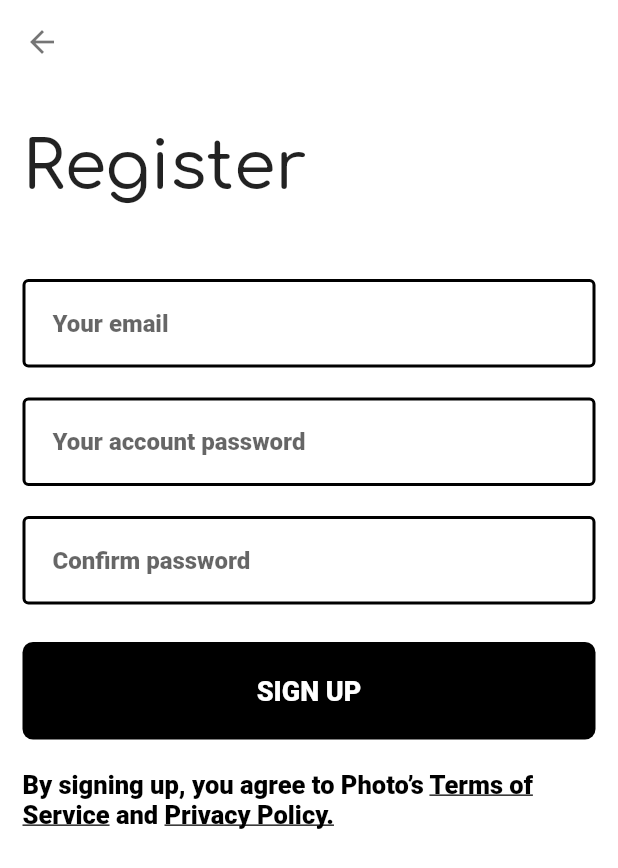
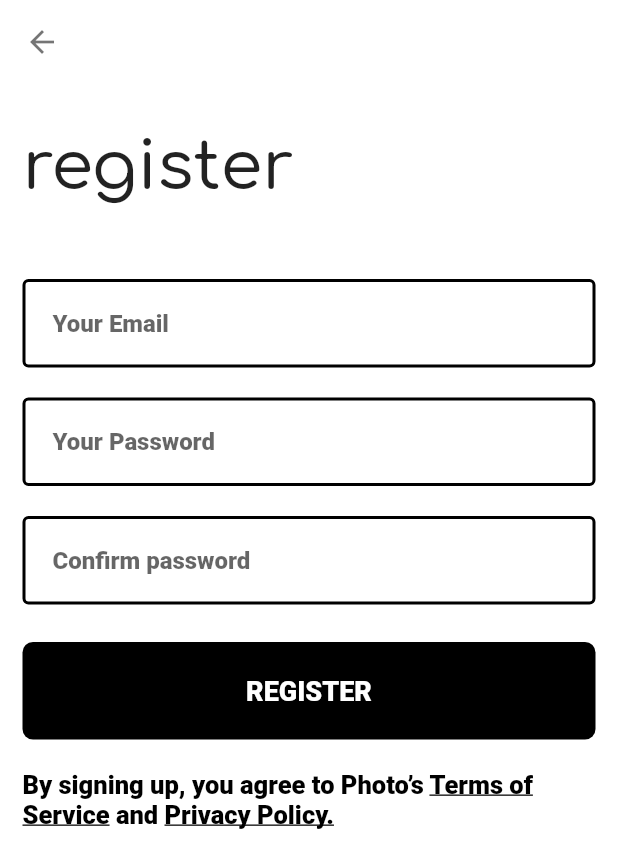
Before and after one commit to AnPhamThien/meCar, a Flutter app: the RootScreen screen opened directly, item 5 of the bottom bar chosen, after a tap on "Log out", after a tap on "REGISTER", on a phone screen of 412 x 824 dp. Shown: the top 868 px of the screen. Run offline on Flutter 3.47's test engine with Material 2 defaults, Android fonts, the light colour scheme and no system bars; our stand-ins replace bloc, equatable, flutter_bloc, flutter_svg; generated files the repository leaves out were written again.

Commit message:
add localization

```diff
--- /dev/null
+++ b/l10n.yaml
@@ -0,0 +1,3 @@
+arb-dir: lib/l10n
+template-arb-file: app_en.arb
+output-localization-file: app_localizations.dart
--- a/lib/controller/login/login_bloc.dart
+++ b/lib/controller/login/login_bloc.dart
@@ -35,8 +35,8 @@ class LoginBloc extends Bloc<LoginEvent, LoginState> {
       } else {
         emit(
           state.copyWith(
-              status: LoginStatus.failed,
-              errorMessage: "Wrong username or password"),
+            status: LoginStatus.failed,
+          ),
         );
       }
     } catch (e) {
--- /dev/null
+++ b/lib/l10n/l10n.dart
@@ -0,0 +1,11 @@
+
+
+import 'package:flutter/material.dart';
+
+class L10n {
+  static final all = [
+    const Locale('en'),
+    const Locale('vi')
+  ];
+
+}
--- a/lib/presentation/discover.dart
+++ b/lib/presentation/discover.dart
@@ -4,6 +4,7 @@ import 'package:flutter_staggered_grid_view/flutter_staggered_grid_view.dart';
 import 'package:mecarassignment/controller/discover/discover_bloc.dart';
 import 'package:mecarassignment/model/post.dart';
 import 'package:mecarassignment/presentation/global_widgets/widgets.dart';
+import 'package:flutter_gen/gen_l10n/app_localizations.dart';
 
 class DiscoverScreen extends StatefulWidget {
   const DiscoverScreen({Key? key}) : super(key: key);
@@ -33,21 +34,49 @@ class _DiscoverScreenState extends State<DiscoverScreen> {
                             height: 50,
                           ),
                         ),
-                        const SliverToBoxAdapter(
-                          child: HeadLine(label: 'Discover'),
+                        SliverToBoxAdapter(
+                          child: HeadLine(
+                              label: AppLocalizations.of(context)!.discover),
                         ),
+                        getTodayPost(context, state),
                         SliverToBoxAdapter(
+                          child: getContentHeadline(
+                              AppLocalizations.of(context)!.all.toUpperCase()),
+                        ),
+                        getPostList(state),
+                        getSeeMoreBtn(context),
+                      ],
+                    ),
+                  ),
+                ),
+              );
+            case DiscoverStatus.failure:
+              return Center(
+                child: Text(AppLocalizations.of(context)!.stwr),
+              );
+            default:
+              return const Center(
+                child: CircularProgressIndicator(),
+              );
+          }
+        },
+      ),
+    );
+  }
+
+  SliverToBoxAdapter getTodayPost(BuildContext context, DiscoverState state) {
+    return SliverToBoxAdapter(
       child: Column(
         crossAxisAlignment: CrossAxisAlignment.start,
         children: [
-                              getContentHeadline("WHAT'S NEW TODAY"),
+          getContentHeadline(
+              AppLocalizations.of(context)!.todaypost.toUpperCase()),
           AspectRatio(
             aspectRatio: 1,
             child: Container(
               decoration: const BoxDecoration(
                 image: DecorationImage(
-                                      image: AssetImage(
-                                          "assets/images/discover.jpg"),
+                  image: AssetImage("assets/images/discover.jpg"),
                   fit: BoxFit.cover,
                 ),
               ),
@@ -60,16 +89,16 @@ class _DiscoverScreenState extends State<DiscoverScreen> {
           ),
           const SizedBox(
             height: 50,
-                              )
+          ),
+          getContentHeadline(AppLocalizations.of(context)!.all.toUpperCase()),
         ],
       ),
-                        ),
-                        SliverToBoxAdapter(
-                          child: getContentHeadline("BROWSE ALL"),
-                        ),
-                        SliverMasonryGrid(
-                          delegate: SliverChildBuilderDelegate(
-                              (BuildContext context, int index) {
+    );
+  }
+
+  SliverMasonryGrid getPostList(DiscoverState state) {
+    return SliverMasonryGrid(
+      delegate: SliverChildBuilderDelegate((BuildContext context, int index) {
         final Post item = state.postList[index];
         return Image.asset(
           item.postImage,
@@ -77,11 +106,13 @@ class _DiscoverScreenState extends State<DiscoverScreen> {
       }, childCount: state.postList.length),
       crossAxisSpacing: 10,
       mainAxisSpacing: 10,
-                          gridDelegate:
-                              const SliverSimpleGridDelegateWithFixedCrossAxisCount(
+      gridDelegate: const SliverSimpleGridDelegateWithFixedCrossAxisCount(
           crossAxisCount: 2),
-                        ),
-                        SliverToBoxAdapter(
+    );
+  }
+
+  SliverToBoxAdapter getSeeMoreBtn(BuildContext context) {
+    return SliverToBoxAdapter(
       child: Padding(
         padding: const EdgeInsets.symmetric(vertical: 25.0),
         child: TextButton(
@@ -89,37 +120,17 @@ class _DiscoverScreenState extends State<DiscoverScreen> {
             //TODO fetchmore
           },
           style: TextButton.styleFrom(
-                                  fixedSize: Size(
-                                      MediaQuery.of(context).size.width * .100,
-                                      60),
+              fixedSize: Size(MediaQuery.of(context).size.width * .100, 60),
               shape: RoundedRectangleBorder(
                   borderRadius: BorderRadius.circular(10),
                   side: const BorderSide(width: 3)),
               backgroundColor: Colors.white,
               alignment: Alignment.center,
               primary: Colors.black,
-                                  textStyle: const TextStyle(
-                                      fontWeight: FontWeight.w900,
-                                      fontSize: 16)),
-                              child: const Text("SEE MORE"),
+              textStyle:
+                  const TextStyle(fontWeight: FontWeight.w900, fontSize: 16)),
+          child: Text(AppLocalizations.of(context)!.more.toUpperCase()),
         ),
-                          ),
-                        ),
-                      ],
-                    ),
-                  ),
-                ),
-              );
-            case DiscoverStatus.failure:
-              return const Center(
-                child: Text("Load failed"),
-              );
-            default:
-              return const Center(
-                child: CircularProgressIndicator(),
-              );
-          }
-        },
       ),
     );
   }
--- a/lib/presentation/register.dart
+++ b/lib/presentation/register.dart
@@ -5,6 +5,7 @@ import 'package:mecarassignment/model/user.dart';
 import 'package:mecarassignment/presentation/splash.dart';
 import 'package:mecarassignment/utils/validation.dart';
 
+import 'package:flutter_gen/gen_l10n/app_localizations.dart';
 import 'global_widgets/widgets.dart';
 
 class RegisterScreen extends StatefulWidget {
@@ -42,16 +43,18 @@ class _RegisterScreenState extends State<RegisterScreen> {
                   _isRegister == true;
                 }
                 if (status == RegisterStatus.failed) {
-                  _getDialog("ERROR!", state.errorMessage, () {
+                  _getDialog(null, AppLocalizations.of(context)!.exist, () {
                     Navigator.pop(context);
                     context.read<RegisterBloc>().add(RegisterErrorPressed());
                   });
                 }
                 if (status == RegisterStatus.success) {
-                  _getDialog("CONGRATS!", "Account Registered", () {
+                  _getDialog(AppLocalizations.of(context)!.grat,
+                      AppLocalizations.of(context)!.regissuccess, () {
                     Navigator.pop(context);
                     Navigator.of(context).pushReplacement(MaterialPageRoute(
-                        builder: (BuildContext context) => SplashScreen()));
+                        builder: (BuildContext context) =>
+                            const SplashScreen()));
                   });
                 }
               },
@@ -60,88 +63,84 @@ class _RegisterScreenState extends State<RegisterScreen> {
                   return Padding(
                     padding: const EdgeInsets.symmetric(
                         horizontal: 15.0, vertical: 30),
-                    child: Form(
-                      key: _formKey,
-                      child: Column(
-                        crossAxisAlignment: CrossAxisAlignment.start,
-                        children: [
-                          const HeadLine(label: "Register"),
-                          GetUserInput(
-                            controller: _emailController,
-                            hint: 'Your email',
-                            isPassword: false,
-                            validator: Validation.emailValidation,
-                          ),
-                          GetUserInput(
-                            controller: _passwordController,
-                            hint: 'Your account password',
-                            isPassword: true,
-                            validator: Validation.loginValidation,
-                          ),
-                          GetUserInput(
-                            hint: 'Confirm password',
-                            isPassword: true,
-                            validator: (value) =>
-                                value == _passwordController.text
-                                    ? null
-                                    : "Passwords do not match",
-                          ),
-                          const SizedBox(height: 15),
-                          TextButton(
-                            onPressed: () {
-                              if (_formKey.currentState!.validate()) {
-                                context.read<RegisterBloc>().add(
-                                    RegisterSubmmited(_emailController.text,
-                                        _passwordController.text));
-                              }
-                            },
-                            style: TextButton.styleFrom(
-                                fixedSize: Size(
-                                    MediaQuery.of(context).size.width * .94,
-                                    65),
-                                shape: RoundedRectangleBorder(
-                                    borderRadius: BorderRadius.circular(7)),
-                                backgroundColor: Colors.black,
-                                alignment: Alignment.center,
-                                primary: Colors.white,
-                                textStyle: const TextStyle(
-                                    fontWeight: FontWeight.w900, fontSize: 18)),
-                            child: const Text("SIGN UP"),
-                          ),
-                          Padding(
-                            padding: const EdgeInsets.symmetric(vertical: 20),
-                            child: RichText(
-                              text: const TextSpan(
-                                style: TextStyle(
-                                    color: Colors.black, fontSize: 17),
-                                children: [
-                                  TextSpan(
-                                      text:
-                                          'By signing up, you agree to Photo’s '),
-                                  TextSpan(
-                                      text: 'Terms of Service',
-                                      style: TextStyle(
-                                          decoration:
-                                              TextDecoration.underline)),
-                                  TextSpan(text: ' and '),
-                                  TextSpan(
-                                      text: 'Privacy Policy.',
-                                      style: TextStyle(
-                                          decoration:
-                                              TextDecoration.underline)),
-                                ],
-                              ),
-                            ),
-                          )
-                        ],
-                      ),
-                    ),
+                    //* REGISTER FORM
+                    child: getRegisterForm(context),
                   );
                 },
               ),
             ),
           ),
         ),
+      ),
+    );
+  }
+
+  Form getRegisterForm(BuildContext context) {
+    return Form(
+      key: _formKey,
+      child: Column(
+        crossAxisAlignment: CrossAxisAlignment.start,
+        children: [
+          HeadLine(label: AppLocalizations.of(context)!.register),
+          GetUserInput(
+            controller: _emailController,
+            hint: AppLocalizations.of(context)!.emailtextfield,
+            isPassword: false,
+            validator: Validation.emailValidation,
+          ),
+          GetUserInput(
+            controller: _passwordController,
+            hint: AppLocalizations.of(context)!.passwordtextfield,
+            isPassword: true,
+            validator: Validation.passwordValidation,
+          ),
+          GetUserInput(
+            hint: AppLocalizations.of(context)!.confirmtextfield,
+            isPassword: true,
+            validator: (value) => value == _passwordController.text
+                ? null
+                : AppLocalizations.of(context)!.confirmerror,
+          ),
+          const SizedBox(height: 15),
+          TextButton(
+            onPressed: () {
+              if (_formKey.currentState!.validate()) {
+                context.read<RegisterBloc>().add(RegisterSubmmited(
+                    _emailController.text, _passwordController.text));
+              }
+            },
+            style: TextButton.styleFrom(
+                fixedSize: Size(MediaQuery.of(context).size.width * .94, 65),
+                shape: RoundedRectangleBorder(
+                    borderRadius: BorderRadius.circular(7)),
+                backgroundColor: Colors.black,
+                alignment: Alignment.center,
+                primary: Colors.white,
+                textStyle:
+                    const TextStyle(fontWeight: FontWeight.w900, fontSize: 18)),
+            child: Text(AppLocalizations.of(context)!.register.toUpperCase()),
+          ),
+          Padding(
+            padding: const EdgeInsets.symmetric(vertical: 20),
+            child: RichText(
+              text: TextSpan(
+                style: const TextStyle(color: Colors.black, fontSize: 17),
+                children: [
+                  TextSpan(text: AppLocalizations.of(context)!.privacy1),
+                  TextSpan(
+                      text: AppLocalizations.of(context)!.privacy2,
+                      style: const TextStyle(
+                          decoration: TextDecoration.underline)),
+                  TextSpan(text: AppLocalizations.of(context)!.privacy3),
+                  TextSpan(
+                      text: AppLocalizations.of(context)!.privacy4,
+                      style: const TextStyle(
+                          decoration: TextDecoration.underline)),
+                ],
+              ),
+            ),
+          )
+        ],
       ),
     );
   }
@@ -153,14 +152,14 @@ class _RegisterScreenState extends State<RegisterScreen> {
       builder: (BuildContext context) => AlertDialog(
         shape: RoundedRectangleBorder(borderRadius: BorderRadius.circular(15)),
         actionsAlignment: MainAxisAlignment.center,
-        title: Text(label ?? 'Error !',
+        title: Text(label ?? AppLocalizations.of(context)!.error,
             textAlign: TextAlign.center,
-            style: TextStyle(
+            style: const TextStyle(
                 fontSize: 25,
                 color: Colors.black87,
                 letterSpacing: 1.25,
                 fontWeight: FontWeight.bold)),
-        content: Text(content ?? 'Something went wrong',
+        content: Text(content ?? AppLocalizations.of(context)!.stwr,
             textAlign: TextAlign.left,
             style: const TextStyle(
                 fontSize: 20,
--- a/lib/presentation/root.dart
+++ b/lib/presentation/root.dart
@@ -1,7 +1,7 @@
 import 'package:flutter/material.dart';
 import 'package:flutter_svg/flutter_svg.dart';
 import 'package:mecarassignment/presentation/discover.dart';
-
+import 'package:flutter_gen/gen_l10n/app_localizations.dart';
 import 'global_widgets/widgets.dart';
 import 'splash.dart';
 
@@ -34,7 +34,7 @@ class _RootScreenState extends State<RootScreen> {
               Navigator.of(context).pushReplacement(MaterialPageRoute(
                   builder: (BuildContext context) => SplashScreen()));
             },
-            child: const Text('Log out'));
+            child: Text(AppLocalizations.of(context)!.logout));
       }),
     ),
   ];
@@ -54,7 +54,16 @@ class _RootScreenState extends State<RootScreen> {
         items: [
           getNavItem("assets/icons/home.svg"),
           getNavItem("assets/icons/search.svg"),
-          BottomNavigationBarItem(
+          getUploadButton(),
+          getNavItem("assets/icons/chat.svg"),
+          getNavItem("assets/icons/person.svg"),
+        ],
+      ),
+    );
+  }
+
+  BottomNavigationBarItem getUploadButton() {
+    return BottomNavigationBarItem(
           label: '',
           icon: SizedBox(
             height: 40,
@@ -79,11 +88,6 @@ class _RootScreenState extends State<RootScreen> {
               ],
             ),
           ),
-          ),
-          getNavItem("assets/icons/chat.svg"),
-          getNavItem("assets/icons/person.svg"),
-        ],
-      ),
         );
   }
 
--- a/lib/presentation/splash.dart
+++ b/lib/presentation/splash.dart
@@ -4,8 +4,10 @@ import 'package:mecarassignment/presentation/global_widgets/widgets.dart';
 import 'package:mecarassignment/presentation/login.dart';
 import 'package:mecarassignment/presentation/register.dart';
 
+import 'package:flutter_gen/gen_l10n/app_localizations.dart';
+
 class SplashScreen extends StatefulWidget {
-  SplashScreen({Key? key}) : super(key: key);
+  const SplashScreen({Key? key}) : super(key: key);
 
   @override
   State<SplashScreen> createState() => _SplashScreenState();
@@ -42,18 +44,8 @@ class _SplashScreenState extends State<SplashScreen> {
         width: size.width,
         child: Column(
           children: [
-            const Expanded(
-              child: Center(
-                child: Text(
-                  "MeCar",
-                  style: TextStyle(
-                    fontSize: 50,
-                    fontWeight: FontWeight.w600,
-                    color: Colors.black87,
-                    fontFamily: "Comfortaa",
-                  ),
-                ),
-              ),
+            Expanded(
+              child: getAppName(),
             ),
             const Padding(
               padding: EdgeInsets.symmetric(horizontal: 13.0),
@@ -65,10 +57,37 @@ class _SplashScreenState extends State<SplashScreen> {
                 mainAxisAlignment: MainAxisAlignment.spaceBetween,
                 children: [
                   //* Login Button
-                  TextButton(
+                  getLoginButton(context, userList, size),
+                  //* Register Button
+                  getRegisterButton(context, userList, size),
+                ],
+              ),
+            )
+          ],
+        ),
+      ),
+    );
+  }
+
+  Center getAppName() {
+    return const Center(
+      child: Text(
+        "MeCar",
+        style: TextStyle(
+          fontSize: 50,
+          fontWeight: FontWeight.w600,
+          color: Colors.black87,
+          fontFamily: "Comfortaa",
+        ),
+      ),
+    );
+  }
+
+  TextButton getLoginButton(
+      BuildContext context, List<User> userList, Size size) {
+    return TextButton(
       onPressed: () {
-                      Navigator.push(context,
-                          MaterialPageRoute(builder: (context) {
+        Navigator.push(context, MaterialPageRoute(builder: (context) {
           return LoginScreen(userList: userList);
         }));
       },
@@ -80,15 +99,17 @@ class _SplashScreenState extends State<SplashScreen> {
           backgroundColor: Colors.white,
           alignment: Alignment.center,
           primary: Colors.black,
-                        textStyle: const TextStyle(
-                            fontWeight: FontWeight.w900, fontSize: 16)),
-                    child: const Text("LOG IN"),
-                  ),
-                  //* Register Button
-                  TextButton(
+          textStyle:
+              const TextStyle(fontWeight: FontWeight.w900, fontSize: 16)),
+      child: Text(AppLocalizations.of(context)!.login.toUpperCase()),
+    );
+  }
+
+  TextButton getRegisterButton(
+      BuildContext context, List<User> userList, Size size) {
+    return TextButton(
       onPressed: () {
-                      Navigator.push(context,
-                          MaterialPageRoute(builder: (context) {
+        Navigator.push(context, MaterialPageRoute(builder: (context) {
           return RegisterScreen(
             userList: userList,
           );
@@ -96,21 +117,14 @@ class _SplashScreenState extends State<SplashScreen> {
       },
       style: TextButton.styleFrom(
           fixedSize: Size(size.width * .45, 60),
-                        shape: RoundedRectangleBorder(
-                            borderRadius: BorderRadius.circular(10)),
+          shape:
+              RoundedRectangleBorder(borderRadius: BorderRadius.circular(10)),
           backgroundColor: Colors.black,
           alignment: Alignment.center,
           primary: Colors.white,
-                        textStyle: const TextStyle(
-                            fontWeight: FontWeight.w900, fontSize: 16)),
-                    child: const Text("REGISTER"),
-                  ),
-                ],
-              ),
-            )
-          ],
-        ),
-      ),
+          textStyle:
+              const TextStyle(fontWeight: FontWeight.w900, fontSize: 16)),
+      child: Text(AppLocalizations.of(context)!.register.toUpperCase()),
     );
   }
 }
--- a/pubspec.yaml
+++ b/pubspec.yaml
@@ -30,10 +30,14 @@ dependencies:
   flutter:
     sdk: flutter
   flutter_staggered_grid_view: ^0.6.0
+  build_runner: ^2.1.7
   flutter_svg: ^0.23.0+1
   flutter_bloc: ^8.0.1
   cupertino_icons: ^1.0.2
   equatable: ^2.0.3
+  flutter_localizations:
+    sdk: flutter
+  intl: ^0.17.0
 dev_dependencies:
   flutter_test:
     sdk: flutter
@@ -54,7 +58,7 @@ flutter:
   # included with your application, so that you can use the icons in
   # the material Icons class.
   uses-material-design: true
-
+  generate: true
   # To add assets to your application, add an assets section, like this:
   assets:
     - assets/images/
```
Also changed, not shown: lib/controller/register/register_bloc.dart (+5 -3 lines), lib/l10n/app_en.arb (added, +28 -0 lines), lib/l10n/app_vi.arb (added, +28 -0 lines), lib/main.dart (+10 -0 lines), lib/presentation/login.dart (+27 -26 lines), pubspec.lock. Lines whose indentation alone changed are shown as unchanged.
